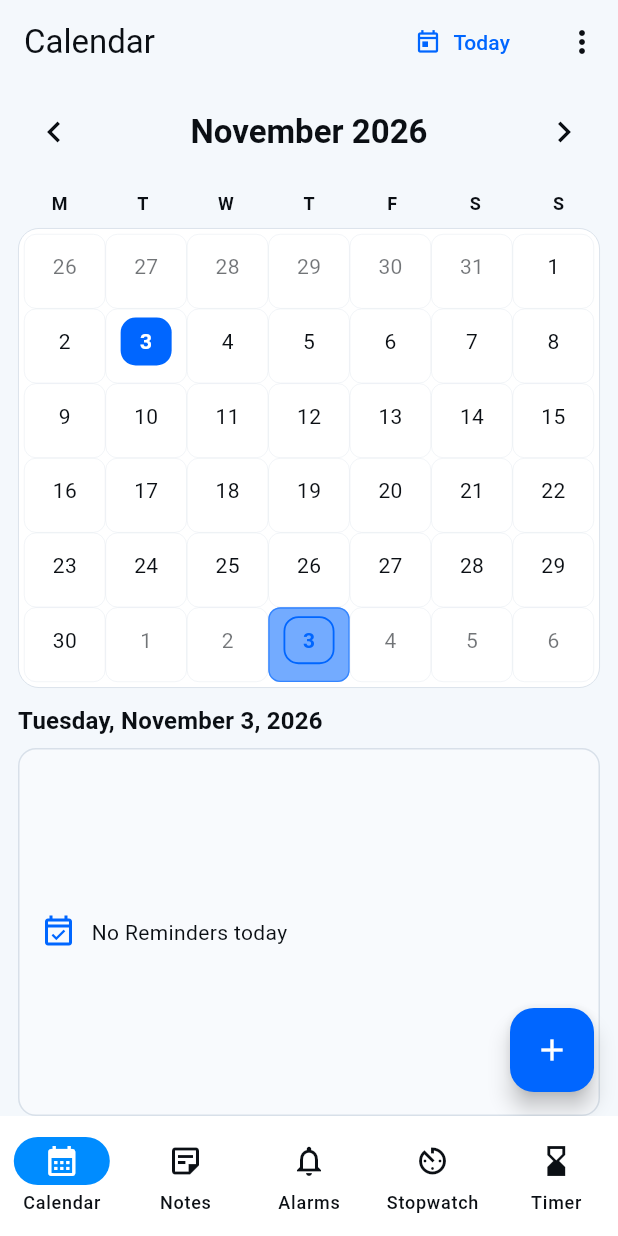
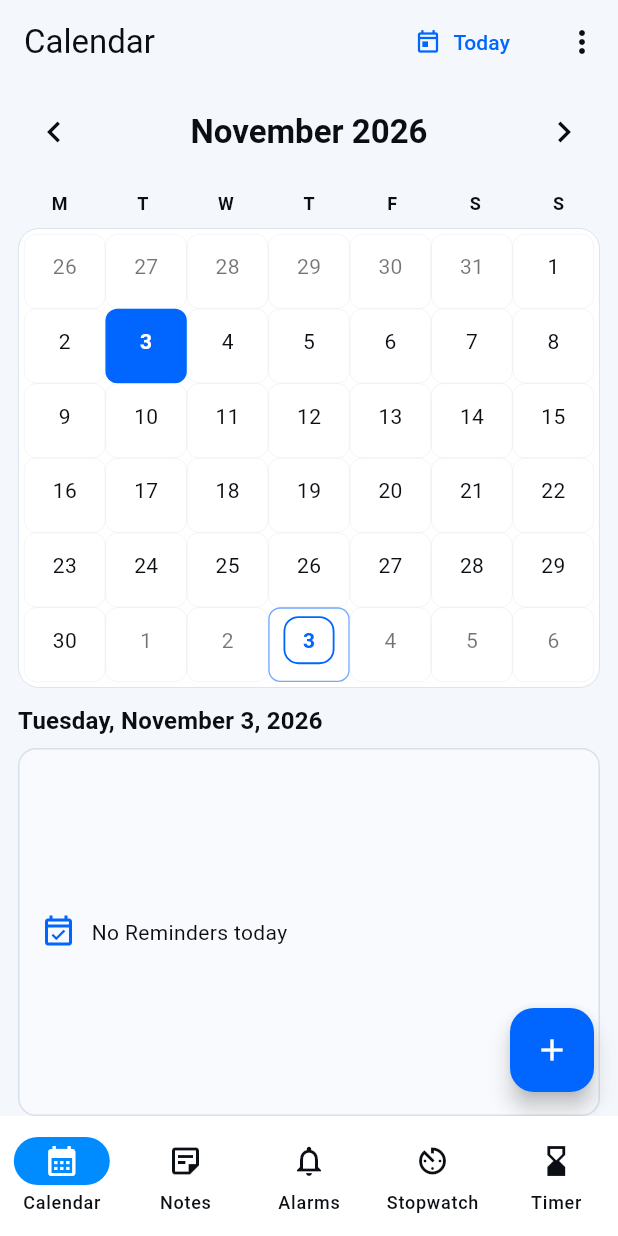
Before and after one commit to ramyadevigu/app_smarana, a Flutter app: the screen it shows after launch, after a tap on the "chevron left" icon, on a phone screen of 412 x 824 dp. Run offline on Flutter 3.47's test engine with Material 3 defaults, Android fonts, the phone set to English and light mode, and no system bars; our stand-ins replace file_picker, flutter_local_notifications, flutter_timezone, open_filex, shared_preferences, timezone; missing offline and left inert: android_alarm_manager_plus, flutter_quill; statements that could not run were skipped.

Commit message:
bugfix table and calender select

```diff
--- a/lib/features/calender/calender_screen.dart
+++ b/lib/features/calender/calender_screen.dart
@@ -506,7 +506,7 @@
     final inDisplayedMonth = date.month == _displayedMonth.month;
     final reminders = _occurrencesFor(date);
     final dayTextColor = selected
-        ? colorScheme.onPrimary
+      ? colorScheme.onPrimaryContainer
         : inDisplayedMonth
         ? colorScheme.onSurface
         : colorScheme.onSurfaceVariant.withValues(alpha: 0.58);
@@ -538,18 +538,14 @@
 
               return DecoratedBox(
                 decoration: BoxDecoration(
-                  color: today
-                      ? (selected
-                            ? colorScheme.primaryContainer
-                            : colorScheme.primaryContainer.withValues(
-                                alpha: 0.55,
-                              ))
-                      : null,
+                  color: selected ? colorScheme.primaryContainer : null,
                   border: Border.all(
-                    color: today
+                    color: selected
+                        ? colorScheme.primary
+                        : today
                         ? colorScheme.primary.withValues(alpha: 0.55)
                         : colorScheme.outlineVariant.withValues(alpha: 0.65),
-                    width: today ? 0.9 : 0.35,
+                    width: selected || today ? 0.9 : 0.35,
                   ),
                   borderRadius: BorderRadius.circular(8),
                 ),
@@ -566,7 +562,6 @@
                         height: chipHeight,
                         alignment: Alignment.center,
                         decoration: BoxDecoration(
-                          color: selected ? colorScheme.primary : null,
                           borderRadius: BorderRadius.circular(10),
                           border: today && !selected
                               ? Border.all(
@@ -579,9 +574,9 @@
                           MaterialLocalizations.of(context)
                               .formatDecimal(date.day),
                           style: theme.textTheme.bodyMedium?.copyWith(
-                            color: today && !selected
-                                ? colorScheme.primary
-                                : dayTextColor,
+                          color: today && !selected
+                            ? colorScheme.primary
+                            : dayTextColor,
                             fontWeight: selected || today
                                 ? FontWeight.w700
                                 : null,
@@ -609,7 +604,7 @@
                                   decoration: BoxDecoration(
                                     shape: BoxShape.circle,
                                     color: selected
-                                        ? colorScheme.onPrimary
+                                      ? colorScheme.onPrimaryContainer
                                         : _reminderDotColor(colorScheme, index),
                                   ),
                                 ),
```
Also changed, not shown: lib/features/notes/screens/rich_note_editor_screen.dart (+9 -3 lines), lib/features/notes/widgets/note_table_embed_builder.dart (added, +79 -0 lines).
